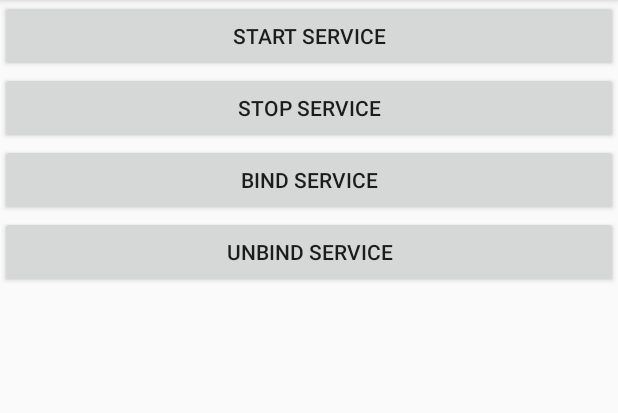
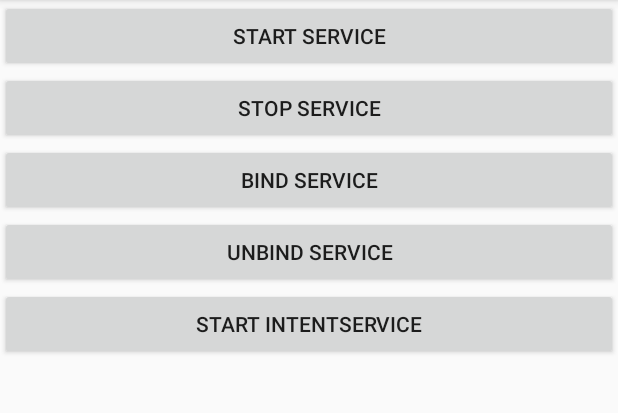
Before and after one commit to justhxc/FirstAndroid, an Android app: the screen it shows after launch (MainActivity), on a phone screen of 412 x 824 dp, the part 84-497 px from its top. Run offline under Robolectric (Android 15) with nearby library versions, the phone set to English and light mode, and no system bars.

Commit message:
IntentService测试自动开线程和自动销毁

```diff
--- a/ServiceTest/app/src/main/AndroidManifest.xml
+++ b/ServiceTest/app/src/main/AndroidManifest.xml
@@ -20,7 +20,10 @@
         <service
             android:name=".MyService"
             android:enabled="true"
-            android:exported="true"></service>
+            android:exported="true" />
+        <service
+            android:name=".MyIntentService"
+            android:exported="false" />
     </application>
 
 </manifest>
--- a/ServiceTest/app/src/main/java/com/example/a/servicetest/MainActivity.java
+++ b/ServiceTest/app/src/main/java/com/example/a/servicetest/MainActivity.java
@@ -42,6 +42,9 @@ public class MainActivity extends AppCompatActivity implements View.OnClickListe
 
         bindService.setOnClickListener(this);
         unbindService.setOnClickListener(this);
+
+        Button startIntentService = findViewById(R.id.start_intent_service);
+        startIntentService.setOnClickListener(this);
     }
 
     @Override
@@ -62,6 +65,11 @@ public class MainActivity extends AppCompatActivity implements View.OnClickListe
             case R.id.unbind_service:
                 unbindService(connection);
                 break;
+            case R.id.start_intent_service:
+                Log.d(TAG, "Thread1 id is " + Thread.currentThread().getId());
+                Intent intentService = new Intent(this,MyIntentService.class);
+                startService(intentService);
+                break;
             default:
                 break;
         }
--- a/ServiceTest/app/src/main/res/layout/activity_main.xml
+++ b/ServiceTest/app/src/main/res/layout/activity_main.xml
@@ -24,5 +24,10 @@
     android:layout_width="match_parent"
     android:layout_height="wrap_content"
     android:text="Unbind Service"/>
+<Button
+    android:id="@+id/start_intent_service"
+    android:layout_width="match_parent"
+    android:layout_height="wrap_content"
+    android:text="Start IntentService"/>
 
 </LinearLayout>
--- a/ServiceTest/app/src/main/res/mipmap-anydpi-v26/ic_launcher.xml
+++ /dev/null
@@ -1,5 +0,0 @@
-<?xml version="1.0" encoding="utf-8"?>
-<adaptive-icon xmlns:android="http://schemas.android.com/apk/res/android">
-    <background android:drawable="@drawable/ic_launcher_background" />
-    <foreground android:drawable="@drawable/ic_launcher_foreground" />
-</adaptive-icon>
--- a/ServiceTest/app/src/main/res/mipmap-anydpi-v26/ic_launcher_round.xml
+++ /dev/null
@@ -1,5 +0,0 @@
-<?xml version="1.0" encoding="utf-8"?>
-<adaptive-icon xmlns:android="http://schemas.android.com/apk/res/android">
-    <background android:drawable="@drawable/ic_launcher_background" />
-    <foreground android:drawable="@drawable/ic_launcher_foreground" />
-</adaptive-icon>
```
Also changed, not shown: ServiceTest/app/src/main/java/com/example/a/servicetest/MyIntentService.java (added, +23 -0 lines), ServiceTest/app/src/main/java/com/example/a/servicetest/MyService.java (+22 -0 lines).
